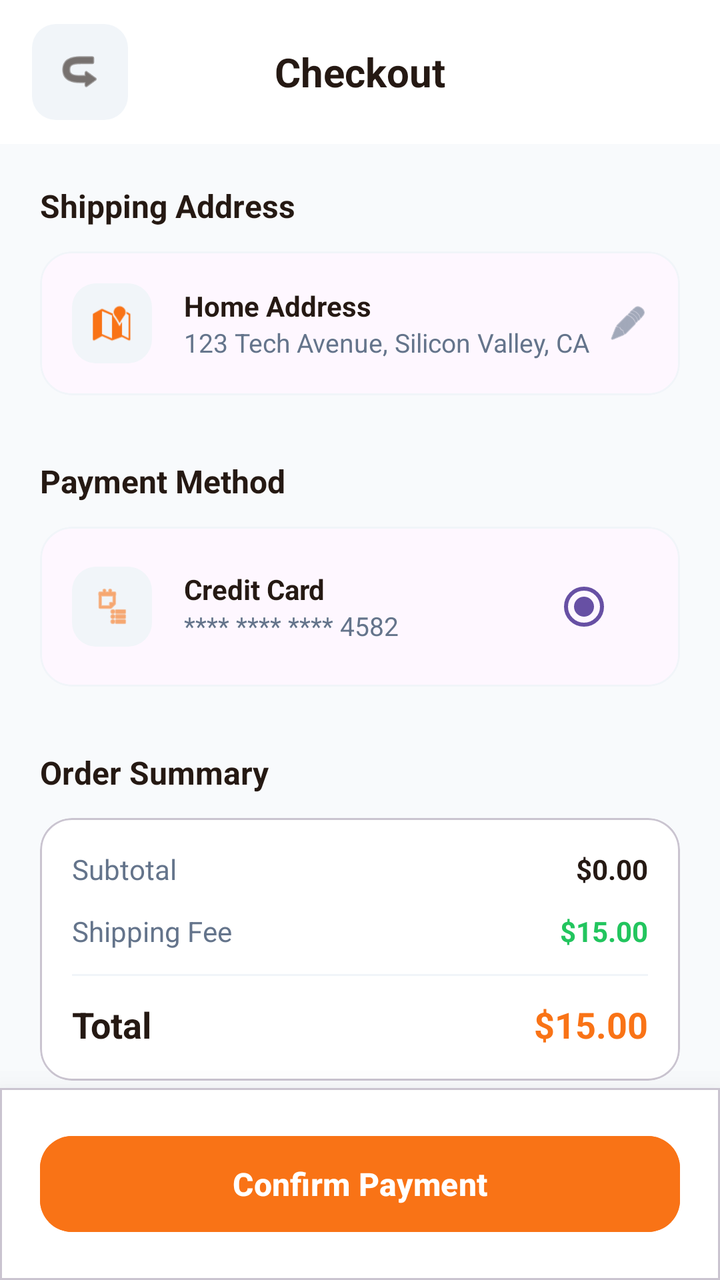
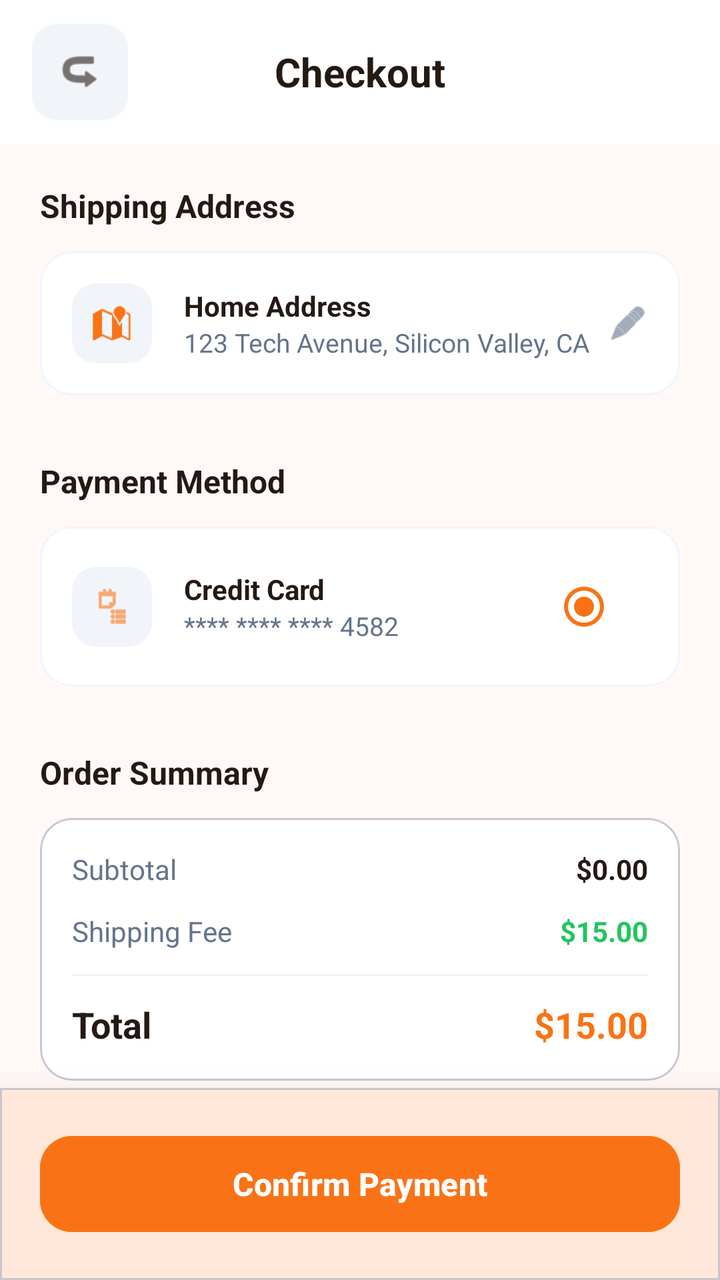

Compare the two renders of this Android layout. The source of the first and the diff that turns it into the second are given below.
<!-- AndroidManifest.xml: application theme Theme.BeckieDealApp -->
<!-- res/layout/activity_payout.xml -->
<?xml version="1.0" encoding="utf-8"?>
<androidx.constraintlayout.widget.ConstraintLayout xmlns:android="http://schemas.android.com/apk/res/android"
    xmlns:app="http://schemas.android.com/apk/res-auto"
    xmlns:tools="http://schemas.android.com/tools"
    android:layout_width="match_parent"
    android:layout_height="match_parent"
    android:background="#F8FAFC"
    android:fitsSystemWindows="true"
    tools:context=".PayoutActivity">

    
    <com.google.android.material.appbar.AppBarLayout
        android:id="@+id/appBarLayout"
        android:layout_width="match_parent"
        android:layout_height="wrap_content"
        android:background="#FFFFFF"
        app:elevation="0dp"
        app:layout_constraintTop_toTopOf="parent">

        <com.google.android.material.appbar.MaterialToolbar
            android:id="@+id/topAppBar"
            android:layout_width="match_parent"
            android:layout_height="72dp"
            app:contentInsetStart="0dp">

            <RelativeLayout
                android:layout_width="match_parent"
                android:layout_height="match_parent"
                android:paddingHorizontal="16dp">

                <ImageView
                    android:id="@+id/backButton"
                    android:layout_width="48dp"
                    android:layout_height="48dp"
                    android:layout_alignParentStart="true"
                    android:layout_centerVertical="true"
                    android:background="@drawable/form_field_background"
                    android:padding="12dp"
                    android:src="@android:drawable/ic_menu_revert"
                    android:rotation="180"
                    app:tint="#251913" />

                <TextView
                    android:layout_width="wrap_content"
                    android:layout_height="wrap_content"
                    android:layout_centerInParent="true"
                    android:text="Checkout"
                    android:textColor="#251913"
                    android:textSize="20sp"
                    android:textStyle="bold" />

            </RelativeLayout>

        </com.google.android.material.appbar.MaterialToolbar>
    </com.google.android.material.appbar.AppBarLayout>

    <androidx.core.widget.NestedScrollView
        android:layout_width="match_parent"
        android:layout_height="0dp"
        android:fillViewport="true"
        app:layout_constraintTop_toBottomOf="@id/appBarLayout"
        app:layout_constraintBottom_toTopOf="@id/bottomActionLayout">

        <LinearLayout
            android:layout_width="match_parent"
            android:layout_height="wrap_content"
            android:orientation="vertical"
            android:padding="20dp">

            
            <TextView
                android:layout_width="wrap_content"
                android:layout_height="wrap_content"
                android:text="Shipping Address"
                android:textColor="#251913"
                android:textSize="16sp"
                android:textStyle="bold" />

            <com.google.android.material.card.MaterialCardView
                android:layout_width="match_parent"
                android:layout_height="wrap_content"
                android:layout_marginTop="12dp"
                app:cardCornerRadius="16dp"
                app:cardElevation="0dp"
                app:strokeWidth="1dp"
                app:strokeColor="#F1F5F9">
                
                <LinearLayout
                    android:layout_width="match_parent"
                    android:layout_height="wrap_content"
                    android:orientation="horizontal"
                    android:padding="16dp"
                    android:gravity="center_vertical">
                    
                    <ImageView
                        android:layout_width="40dp"
                        android:layout_height="40dp"
                        android:background="@drawable/form_field_background"
                        android:padding="10dp"
                        android:src="@android:drawable/ic_dialog_map"
                        app:tint="#F97316" />

                    <LinearLayout
                        android:layout_width="0dp"
                        android:layout_height="wrap_content"
                        android:layout_marginStart="16dp"
                        android:layout_weight="1"
                        android:orientation="vertical">
                        <TextView
                            android:layout_width="wrap_content"
                            android:layout_height="wrap_content"
                            android:text="Home Address"
                            android:textColor="#251913"
                            android:textStyle="bold" />
                        <TextView
                            android:layout_width="wrap_content"
                            android:layout_height="wrap_content"
                            android:text="123 Tech Avenue, Silicon Valley, CA"
                            android:textColor="#64748B"
                            android:textSize="13sp" />
                    </LinearLayout>

                    <ImageView
                        android:layout_width="20dp"
                        android:layout_height="20dp"
                        android:src="@android:drawable/ic_menu_edit"
                        app:tint="#64748B" />
                </LinearLayout>
            </com.google.android.material.card.MaterialCardView>

            
            <TextView
                android:layout_width="wrap_content"
                android:layout_height="wrap_content"
                android:layout_marginTop="32dp"
                android:text="Payment Method"
                android:textColor="#251913"
                android:textSize="16sp"
                android:textStyle="bold" />

            <com.google.android.material.card.MaterialCardView
                android:layout_width="match_parent"
                android:layout_height="wrap_content"
                android:layout_marginTop="12dp"
                app:cardCornerRadius="16dp"
                app:cardElevation="0dp"
                app:strokeWidth="1dp"
                app:strokeColor="#F1F5F9">
                
                <LinearLayout
                    android:layout_width="match_parent"
                    android:layout_height="wrap_content"
                    android:orientation="horizontal"
                    android:padding="16dp"
                    android:gravity="center_vertical">
                    
                    <ImageView
                        android:layout_width="40dp"
                        android:layout_height="40dp"
                        android:background="@drawable/form_field_background"
                        android:padding="10dp"
                        android:src="@android:drawable/ic_menu_agenda"
                        app:tint="#F97316" />

                    <LinearLayout
                        android:layout_width="0dp"
                        android:layout_height="wrap_content"
                        android:layout_marginStart="16dp"
                        android:layout_weight="1"
                        android:orientation="vertical">
                        <TextView
                            android:layout_width="wrap_content"
                            android:layout_height="wrap_content"
                            android:text="Credit Card"
                            android:textColor="#251913"
                            android:textStyle="bold" />
                        <TextView
                            android:layout_width="wrap_content"
                            android:layout_height="wrap_content"
                            android:text="**** **** **** 4582"
                            android:textColor="#64748B"
                            android:textSize="13sp" />
                    </LinearLayout>

                    <RadioButton
                        android:layout_width="wrap_content"
                        android:layout_height="wrap_content"
                        android:checked="true"
                        android:buttonTint="#F97316" />
                </LinearLayout>
            </com.google.android.material.card.MaterialCardView>

            
            <TextView
                android:layout_width="wrap_content"
                android:layout_height="wrap_content"
                android:layout_marginTop="32dp"
                android:text="Order Summary"
                android:textColor="#251913"
                android:textSize="16sp"
                android:textStyle="bold" />

            <com.google.android.material.card.MaterialCardView
                android:layout_width="match_parent"
                android:layout_height="wrap_content"
                android:layout_marginTop="12dp"
                app:cardCornerRadius="16dp"
                app:cardElevation="0dp"
                app:cardBackgroundColor="#FFFFFF">
                
                <LinearLayout
                    android:layout_width="match_parent"
                    android:layout_height="wrap_content"
                    android:orientation="vertical"
                    android:padding="16dp">
                    
                    <LinearLayout
                        android:layout_width="match_parent"
                        android:layout_height="wrap_content"
                        android:orientation="horizontal"
                        android:layout_marginBottom="12dp">
                        <TextView
                            android:layout_width="0dp"
                            android:layout_height="wrap_content"
                            android:layout_weight="1"
                            android:text="Subtotal"
                            android:textColor="#64748B" />
                        <TextView
                            android:id="@+id/summarySubtotal"
                            android:layout_width="wrap_content"
                            android:layout_height="wrap_content"
                            android:text="$0.00"
                            android:textColor="#251913"
                            android:textStyle="bold" />
                    </LinearLayout>

                    <LinearLayout
                        android:layout_width="match_parent"
                        android:layout_height="wrap_content"
                        android:orientation="horizontal"
                        android:layout_marginBottom="12dp">
                        <TextView
                            android:layout_width="0dp"
                            android:layout_height="wrap_content"
                            android:layout_weight="1"
                            android:text="Shipping Fee"
                            android:textColor="#64748B" />
                        <TextView
                            android:layout_width="wrap_content"
                            android:layout_height="wrap_content"
                            android:text="$15.00"
                            android:textColor="#22C55E"
                            android:textStyle="bold" />
                    </LinearLayout>

                    <View 
                        android:layout_width="match_parent" 
                        android:layout_height="1dp" 
                        android:background="#F1F5F9"
                        android:layout_marginBottom="12dp" />

                    <LinearLayout
                        android:layout_width="match_parent"
                        android:layout_height="wrap_content"
                        android:orientation="horizontal">
                        <TextView
                            android:layout_width="0dp"
                            android:layout_height="wrap_content"
                            android:layout_weight="1"
                            android:text="Total"
                            android:textColor="#251913"
                            android:textSize="18sp"
                            android:textStyle="bold" />
                        <TextView
                            android:id="@+id/summaryTotal"
                            android:layout_width="wrap_content"
                            android:layout_height="wrap_content"
                            android:text="$15.00"
                            android:textColor="#F97316"
                            android:textSize="18sp"
                            android:textStyle="bold" />
                    </LinearLayout>
                </LinearLayout>
            </com.google.android.material.card.MaterialCardView>

        </LinearLayout>
    </androidx.core.widget.NestedScrollView>

    
    <com.google.android.material.card.MaterialCardView
        android:id="@+id/bottomActionLayout"
        android:layout_width="match_parent"
        android:layout_height="wrap_content"
        app:cardElevation="24dp"
        app:cardCornerRadius="0dp"
        app:layout_constraintBottom_toBottomOf="parent">
        
        <LinearLayout
            android:layout_width="match_parent"
            android:layout_height="wrap_content"
            android:background="#FFFFFF"
            android:orientation="vertical"
            android:padding="20dp">

            <Button
                android:id="@+id/confirmPaymentButton"
                android:layout_width="match_parent"
                android:layout_height="56dp"
                android:backgroundTint="#F97316"
                android:text="Confirm Payment"
                android:textAllCaps="false"
                android:textColor="#FFFFFF"
                android:textSize="16sp"
                android:textStyle="bold"
                app:cornerRadius="16dp" />

        </LinearLayout>
    </com.google.android.material.card.MaterialCardView>

    
    <FrameLayout
        android:id="@+id/processingOverlay"
        android:layout_width="match_parent"
        android:layout_height="match_parent"
        android:background="#CCFFFFFF"
        android:elevation="100dp"
        android:visibility="gone"
        android:clickable="true"
        android:focusable="true">
        
        <LinearLayout
            android:layout_width="wrap_content"
            android:layout_height="wrap_content"
            android:layout_gravity="center"
            android:gravity="center"
            android:orientation="vertical">
            
            <ProgressBar
                android:layout_width="64dp"
                android:layout_height="64dp"
                android:indeterminateTint="#F97316" />
            
            <TextView
                android:layout_width="wrap_content"
                android:layout_height="wrap_content"
                android:layout_marginTop="24dp"
                android:text="Processing Payout..."
                android:textColor="#251913"
                android:textSize="18sp"
                android:textStyle="bold" />
                
            <TextView
                android:layout_width="wrap_content"
                android:layout_height="wrap_content"
                android:layout_marginTop="8dp"
                android:text="Please wait a moment."
                android:textColor="#64748B" />
        </LinearLayout>
    </FrameLayout>

    
    <LinearLayout
        android:id="@+id/successView"
        android:layout_width="match_parent"
        android:layout_height="match_parent"
        android:background="#FFFFFF"
        android:elevation="101dp"
        android:gravity="center"
        android:orientation="vertical"
        android:visibility="gone"
        android:padding="40dp">

        <ImageView
            android:layout_width="120dp"
            android:layout_height="120dp"
            android:src="@android:drawable/checkbox_on_background"
            app:tint="#22C55E" />

        <TextView
            android:layout_width="wrap_content"
            android:layout_height="wrap_content"
            android:layout_marginTop="32dp"
            android:text="Payment Successful!"
            android:textColor="#251913"
            android:textSize="24sp"
            android:textStyle="bold" />

        <TextView
            android:layout_width="wrap_content"
            android:layout_height="wrap_content"
            android:layout_marginTop="12dp"
            android:gravity="center"
            android:text="Your order has been placed. We'll notify you when it's on the way."
            android:textColor="#64748B"
            android:textSize="16sp" />

        <Button
            android:id="@+id/backToHomeButton"
            android:layout_width="match_parent"
            android:layout_height="56dp"
            android:layout_marginTop="48dp"
            android:backgroundTint="#F97316"
            android:text="Back to Home"
            android:textAllCaps="false"
            app:cornerRadius="16dp" />

    </LinearLayout>

</androidx.constraintlayout.widget.ConstraintLayout>
<!-- resources referenced by this layout -->
<resources>
  <!-- drawable form_field_background (drawable) -->
  <?xml version="1.0" encoding="utf-8"?>
  <shape xmlns:android="http://schemas.android.com/apk/res/android">
      <solid android:color="#F1F5F9" />
      <corners android:radius="12dp" />
  </shape>
  <style name="Theme.BeckieDealApp" parent="Base.Theme.BeckieDealApp" />
  <style name="Base.Theme.BeckieDealApp" parent="Theme.Material3.DayNight.NoActionBar">
          
          
      </style>
</resources>

<!-- the commit's change to res/layout/activity_payout.xml (unified diff, before → after) -->
@@ -4,7 +4,7 @@
     xmlns:tools="http://schemas.android.com/tools"
     android:layout_width="match_parent"
     android:layout_height="match_parent"
-    android:background="#F8FAFC"
+    android:background="@color/background"
     android:fitsSystemWindows="true"
     tools:context=".PayoutActivity">
 
@@ -13,7 +13,7 @@
         android:id="@+id/appBarLayout"
         android:layout_width="match_parent"
         android:layout_height="wrap_content"
-        android:background="#FFFFFF"
+        android:background="@color/surface"
         app:elevation="0dp"
         app:layout_constraintTop_toTopOf="parent">
 
@@ -38,14 +38,14 @@
                     android:padding="12dp"
                     android:src="@android:drawable/ic_menu_revert"
                     android:rotation="180"
-                    app:tint="#251913" />
+                    app:tint="@color/text_primary" />
 
                 <TextView
                     android:layout_width="wrap_content"
                     android:layout_height="wrap_content"
                     android:layout_centerInParent="true"
                     android:text="Checkout"
-                    android:textColor="#251913"
+                    android:textColor="@color/text_primary"
                     android:textSize="20sp"
                     android:textStyle="bold" />
 
@@ -72,7 +72,7 @@
                 android:layout_width="wrap_content"
                 android:layout_height="wrap_content"
                 android:text="Shipping Address"
-                android:textColor="#251913"
+                android:textColor="@color/text_primary"
                 android:textSize="16sp"
                 android:textStyle="bold" />
 
@@ -83,7 +83,8 @@
                 app:cardCornerRadius="16dp"
                 app:cardElevation="0dp"
                 app:strokeWidth="1dp"
-                app:strokeColor="#F1F5F9">
+                app:strokeColor="@color/border_color"
+                app:cardBackgroundColor="@color/surface">
                 
                 <LinearLayout
                     android:layout_width="match_parent"
@@ -98,7 +99,7 @@
                         android:background="@drawable/form_field_background"
                         android:padding="10dp"
                         android:src="@android:drawable/ic_dialog_map"
-                        app:tint="#F97316" />
+                        app:tint="@color/primary" />
 
                     <LinearLayout
                         android:layout_width="0dp"
@@ -110,13 +111,13 @@
                             android:layout_width="wrap_content"
                             android:layout_height="wrap_content"
                             android:text="Home Address"
-                            android:textColor="#251913"
+                            android:textColor="@color/text_primary"
                             android:textStyle="bold" />
                         <TextView
                             android:layout_width="wrap_content"
                             android:layout_height="wrap_content"
                             android:text="123 Tech Avenue, Silicon Valley, CA"
-                            android:textColor="#64748B"
+                            android:textColor="@color/text_muted"
                             android:textSize="13sp" />
                     </LinearLayout>
 
@@ -124,7 +125,7 @@
                         android:layout_width="20dp"
                         android:layout_height="20dp"
                         android:src="@android:drawable/ic_menu_edit"
-                        app:tint="#64748B" />
+                        app:tint="@color/text_muted" />
                 </LinearLayout>
             </com.google.android.material.card.MaterialCardView>
 
@@ -134,7 +135,7 @@
                 android:layout_height="wrap_content"
                 android:layout_marginTop="32dp"
                 android:text="Payment Method"
-                android:textColor="#251913"
+                android:textColor="@color/text_primary"
                 android:textSize="16sp"
                 android:textStyle="bold" />
 
@@ -145,7 +146,8 @@
                 app:cardCornerRadius="16dp"
                 app:cardElevation="0dp"
                 app:strokeWidth="1dp"
-                app:strokeColor="#F1F5F9">
+                app:strokeColor="@color/border_color"
+                app:cardBackgroundColor="@color/surface">
                 
                 <LinearLayout
                     android:layout_width="match_parent"
@@ -160,7 +162,7 @@
                         android:background="@drawable/form_field_background"
                         android:padding="10dp"
                         android:src="@android:drawable/ic_menu_agenda"
-                        app:tint="#F97316" />
+                        app:tint="@color/primary" />
 
                     <LinearLayout
                         android:layout_width="0dp"
@@ -172,13 +174,13 @@
                             android:layout_width="wrap_content"
                             android:layout_height="wrap_content"
                             android:text="Credit Card"
-                            android:textColor="#251913"
+                            android:textColor="@color/text_primary"
                             android:textStyle="bold" />
                         <TextView
                             android:layout_width="wrap_content"
                             android:layout_height="wrap_content"
                             android:text="**** **** **** 4582"
-                            android:textColor="#64748B"
+                            android:textColor="@color/text_muted"
                             android:textSize="13sp" />
                     </LinearLayout>
 
@@ -186,7 +188,7 @@
                         android:layout_width="wrap_content"
                         android:layout_height="wrap_content"
                         android:checked="true"
-                        android:buttonTint="#F97316" />
+                        android:buttonTint="@color/primary" />
                 </LinearLayout>
             </com.google.android.material.card.MaterialCardView>
 
@@ -196,7 +198,7 @@
                 android:layout_height="wrap_content"
                 android:layout_marginTop="32dp"
                 android:text="Order Summary"
-                android:textColor="#251913"
+                android:textColor="@color/text_primary"
                 android:textSize="16sp"
                 android:textStyle="bold" />
 
@@ -206,7 +208,7 @@
                 android:layout_marginTop="12dp"
                 app:cardCornerRadius="16dp"
                 app:cardElevation="0dp"
-                app:cardBackgroundColor="#FFFFFF">
+                app:cardBackgroundColor="@color/surface">
                 
                 <LinearLayout
                     android:layout_width="match_parent"
@@ -224,13 +226,13 @@
                             android:layout_height="wrap_content"
                             android:layout_weight="1"
                             android:text="Subtotal"
-                            android:textColor="#64748B" />
+                            android:textColor="@color/text_muted" />
                         <TextView
                             android:id="@+id/summarySubtotal"
                             android:layout_width="wrap_content"
                             android:layout_height="wrap_content"
                             android:text="$0.00"
-                            android:textColor="#251913"
+                            android:textColor="@color/text_primary"
                             android:textStyle="bold" />
                     </LinearLayout>
 
@@ -244,19 +246,19 @@
                             android:layout_height="wrap_content"
                             android:layout_weight="1"
                             android:text="Shipping Fee"
-                            android:textColor="#64748B" />
+                            android:textColor="@color/text_muted" />
                         <TextView
                             android:layout_width="wrap_content"
                             android:layout_height="wrap_content"
                             android:text="$15.00"
-                            android:textColor="#22C55E"
+                            android:textColor="@color/green_stock"
                             android:textStyle="bold" />
                     </LinearLayout>
 
                     <View 
                         android:layout_width="match_parent" 
                         android:layout_height="1dp" 
-                        android:background="#F1F5F9"
+                        android:background="@color/border_color"
                         android:layout_marginBottom="12dp" />
 
                     <LinearLayout
@@ -268,7 +270,7 @@
                             android:layout_height="wrap_content"
                             android:layout_weight="1"
                             android:text="Total"
-                            android:textColor="#251913"
+                            android:textColor="@color/text_primary"
                             android:textSize="18sp"
                             android:textStyle="bold" />
                         <TextView
@@ -276,7 +278,7 @@
                             android:layout_width="wrap_content"
                             android:layout_height="wrap_content"
                             android:text="$15.00"
-                            android:textColor="#F97316"
+                            android:textColor="@color/primary"
                             android:textSize="18sp"
                             android:textStyle="bold" />
                     </LinearLayout>
@@ -293,12 +295,12 @@
         android:layout_height="wrap_content"
         app:cardElevation="24dp"
         app:cardCornerRadius="0dp"
+        app:cardBackgroundColor="@color/surface"
         app:layout_constraintBottom_toBottomOf="parent">
         
         <LinearLayout
             android:layout_width="match_parent"
             android:layout_height="wrap_content"
-            android:background="#FFFFFF"
             android:orientation="vertical"
             android:padding="20dp">
 
@@ -306,10 +308,10 @@
                 android:id="@+id/confirmPaymentButton"
                 android:layout_width="match_parent"
                 android:layout_height="56dp"
-                android:backgroundTint="#F97316"
+                android:backgroundTint="@color/primary"
                 android:text="Confirm Payment"
                 android:textAllCaps="false"
-                android:textColor="#FFFFFF"
+                android:textColor="@color/white_fixed"
                 android:textSize="16sp"
                 android:textStyle="bold"
                 app:cornerRadius="16dp" />
@@ -322,7 +324,7 @@
         android:id="@+id/processingOverlay"
         android:layout_width="match_parent"
         android:layout_height="match_parent"
-        android:background="#CCFFFFFF"
+        android:background="#CC000000"
         android:elevation="100dp"
         android:visibility="gone"
         android:clickable="true"
@@ -338,14 +340,14 @@
             <ProgressBar
                 android:layout_width="64dp"
                 android:layout_height="64dp"
-                android:indeterminateTint="#F97316" />
+                android:indeterminateTint="@color/primary" />
             
             <TextView
                 android:layout_width="wrap_content"
                 android:layout_height="wrap_content"
                 android:layout_marginTop="24dp"
                 android:text="Processing Payout..."
-                android:textColor="#251913"
+                android:textColor="@color/white_fixed"
                 android:textSize="18sp"
                 android:textStyle="bold" />
                 
@@ -354,7 +356,8 @@
                 android:layout_height="wrap_content"
                 android:layout_marginTop="8dp"
                 android:text="Please wait a moment."
-                android:textColor="#64748B" />
+                android:textColor="@color/white_fixed"
+                android:alpha="0.7" />
         </LinearLayout>
     </FrameLayout>
 
@@ -363,7 +366,7 @@
         android:id="@+id/successView"
         android:layout_width="match_parent"
         android:layout_height="match_parent"
-        android:background="#FFFFFF"
+        android:background="@color/surface"
         android:elevation="101dp"
         android:gravity="center"
         android:orientation="vertical"
@@ -374,14 +377,14 @@
             android:layout_width="120dp"
             android:layout_height="120dp"
             android:src="@android:drawable/checkbox_on_background"
-            app:tint="#22C55E" />
+            app:tint="@color/green_stock" />
 
         <TextView
             android:layout_width="wrap_content"
             android:layout_height="wrap_content"
             android:layout_marginTop="32dp"
             android:text="Payment Successful!"
-            android:textColor="#251913"
+            android:textColor="@color/text_primary"
             android:textSize="24sp"
             android:textStyle="bold" />
 
@@ -391,7 +394,7 @@
             android:layout_marginTop="12dp"
             android:gravity="center"
             android:text="Your order has been placed. We'll notify you when it's on the way."
-            android:textColor="#64748B"
+            android:textColor="@color/text_muted"
             android:textSize="16sp" />
 
         <Button
@@ -399,9 +402,10 @@
             android:layout_width="match_parent"
             android:layout_height="56dp"
             android:layout_marginTop="48dp"
-            android:backgroundTint="#F97316"
+            android:backgroundTint="@color/primary"
             android:text="Back to Home"
             android:textAllCaps="false"
+            android:textColor="@color/white_fixed"
             app:cornerRadius="16dp" />
 
     </LinearLayout>
<!-- resource entries referenced after the edit -->
@@ -1,15 +1,52 @@
 <!-- resources referenced by this layout -->
 <resources>
+  <color name="background">#FFF8F6</color>
+  <color name="border_color">#F1F5F9</color>
+  <color name="green_stock">#22C55E</color>
+  <color name="primary">#F97316</color>
+  <color name="surface">#FFFFFF</color>
+  <color name="text_muted">#64748B</color>
+  <color name="text_primary">#251913</color>
+  <color name="white_fixed">#FFFFFF</color>
   <!-- drawable form_field_background (drawable) -->
   <?xml version="1.0" encoding="utf-8"?>
   <shape xmlns:android="http://schemas.android.com/apk/res/android">
-      <solid android:color="#F1F5F9" />
+      <solid android:color="@color/input_background" />
       <corners android:radius="12dp" />
   </shape>
   <style name="Theme.BeckieDealApp" parent="Base.Theme.BeckieDealApp" />
+  <color name="input_background">#F1F5F9</color>
   <style name="Base.Theme.BeckieDealApp" parent="Theme.Material3.DayNight.NoActionBar">
           
+          <item name="colorPrimary">@color/primary</item>
+          <item name="colorOnPrimary">@color/on_primary</item>
+          <item name="colorPrimaryContainer">@color/primary_container</item>
+          <item name="colorOnPrimaryContainer">@color/on_primary_container</item>
+  
           
+          <item name="colorSecondary">@color/secondary</item>
+          <item name="colorOnSecondary">@color/on_secondary</item>
+          <item name="colorSecondaryContainer">@color/secondary_container</item>
+          <item name="colorOnSecondaryContainer">@color/on_secondary_container</item>
+  
+          
+          <item name="android:windowBackground">@color/background</item>
+          <item name="colorSurface">@color/surface</item>
+          <item name="colorOnSurface">@color/on_surface</item>
+          <item name="colorSurfaceVariant">@color/surface_variant</item>
+          <item name="colorOnSurfaceVariant">@color/on_surface_variant</item>
+          <item name="colorOutline">@color/outline</item>
       </style>
+  <color name="on_primary">#FFFFFF</color>
+  <color name="primary_container">#F97316</color>
+  <color name="on_primary_container">#582200</color>
+  <color name="secondary">#8F4D27</color>
+  <color name="on_secondary">#FFFFFF</color>
+  <color name="secondary_container">#FDA77A</color>
+  <color name="on_secondary_container">#773A16</color>
+  <color name="on_surface">#251913</color>
+  <color name="surface_variant">#F6DED3</color>
+  <color name="on_surface_variant">#584237</color>
+  <color name="outline">#8C7164</color>
 </resources>
 
